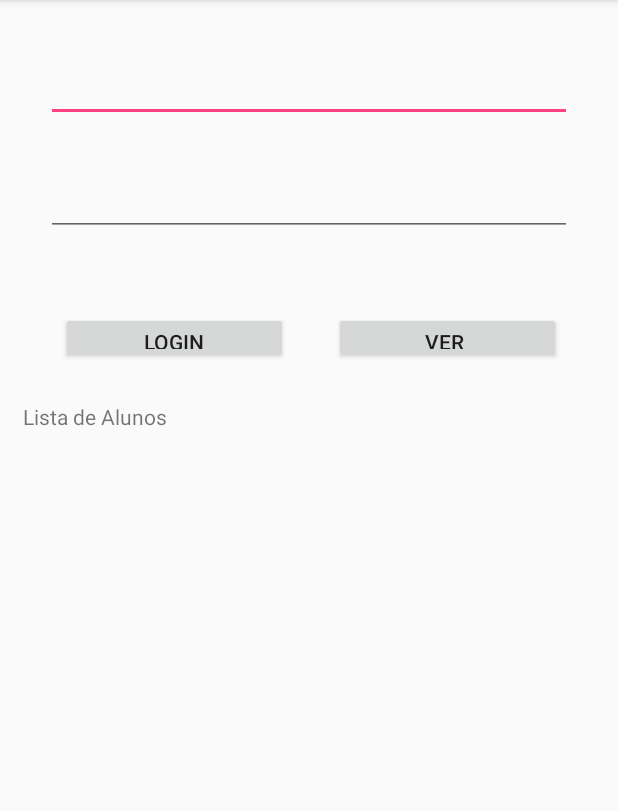
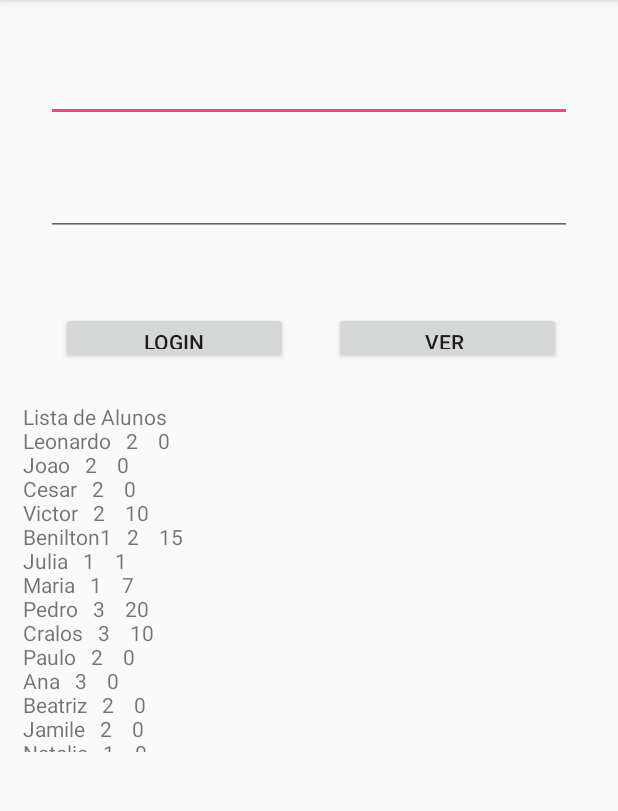
Before and after one commit to joaovillas/iChamadaKotlin, an Android app: the screen it shows after launch (MainActivity), after a tap on "VER", on a phone screen of 412 x 824 dp, the part 84-895 px from its top. Run offline under Robolectric (Android 15) with nearby library versions, the phone set to English and light mode, and no system bars.

Commit message:
Bethania's Live

```diff
--- a/app/src/main/java/com/xitados/ichamada/DataBaseHandler.kt
+++ b/app/src/main/java/com/xitados/ichamada/DataBaseHandler.kt
@@ -40,7 +40,7 @@ import android.widget.Toast
                         "                    (3,'Banco de Dados', '7:15' , 2), (4,'Inteligencia Artificial' ,'10:05' ,2) , (5,'Interface Homem Computador' ,'7:15',2);" )
 
 
-                 db?.execSQL("insert into Alunos (nome , qtd_faltas , fk_turma ) values ('Leonardo', 0, 2), ('Joao', 0, 2), ('Cesar', 0, 2), ('Victor', 10, 2), ('Benilton1', 15, 2), ('Julia', 1, 1), ('Maria', 7, 1), ('Pedro', 20, 3), ('Cralos', 10, 3), ('Paulo', 0, 2), ('Ana', 0, 3), ('Beatriz', 0, 2), ('Jamile', 0, 2), ('Natalia', 0, 1), ('Maitê', 0, 2), ('Claudia', 8, 2), ('Marcos', 0, 1), ('Cleide', 0, 1), ('Sandra', 5, 1), ('Paulo', 0, 1), ('Nanda', 6, 1), ('Thiago', 23, 1),  ('Marcos', 12, 1),  ('Paulo', 0, 3),  ('Crala', 0, 3),  ('Juan', 0, 3), ('Jonatan', 0, 3), ('Carina, 0, 3), ('Bethania', 0, ), ('Sabrina', 0, 3), ('Amélia', 0, 3), ('Minéia', 6, 3), ('Adriana', 0, 2), ('Martinália', 0, 2), ('Douglas', 0, 2), ('Tatiane', 0, 2), ('Juliana', 0, 1), ('Plínio', 0, 1);")
+                 db?.execSQL("insert into Alunos (nome , qtd_faltas , fk_turma ) values ('Leonardo', 0, 2), ('Joao', 0, 2), ('Cesar', 0, 2), ('Victor', 10, 2), ('Benilton1', 15, 2), ('Julia', 1, 1), ('Maria', 7, 1), ('Pedro', 20, 3), ('Cralos', 10, 3), ('Paulo', 0, 2), ('Ana', 0, 3), ('Beatriz', 0, 2), ('Jamile', 0, 2), ('Natalia', 0, 1), ('Maitê', 0, 2), ('Claudia', 8, 2), ('Marcos', 0, 1), ('Cleide', 0, 1), ('Sandra', 5, 1), ('Paulo', 0, 1), ('Nanda', 6, 1), ('Thiago', 23, 1),  ('Marcos', 12, 1),  ('Paulo', 0, 3),  ('Crala', 0, 3),  ('Juan', 0, 3), ('Jonatan', 0, 3), ('Carina', 0, 3), ('Bethania', 0, 3), ('Sabrina', 0, 3), ('Amélia', 0, 3), ('Minéia', 6, 3), ('Adriana', 0, 2), ('Martinália', 0, 2), ('Douglas', 0, 2), ('Tatiane', 0, 2), ('Juliana', 0, 1), ('Plínio', 0, 1);")
         }
 
         override fun onUpgrade(p0: SQLiteDatabase?, p1: Int, p2: Int) {
@@ -122,7 +122,7 @@ import android.widget.Toast
         fun insertAlunos(alunos:Alunos){
             val db = this.writableDatabase
             var cv = ContentValues()
-            cv.
+
 
 
         }
@@ -133,7 +133,7 @@ import android.widget.Toast
 
             val db = this.readableDatabase
             //val query = "Select usuario,senha from Professores"
-            val query = "Select * from Alunos"
+            val query = "Select id_aluno,nome,qtd_faltas,fk_turma from Alunos"
             val result = db.rawQuery(query,null)
             if (result.moveToFirst()){
                 do{
@@ -143,11 +143,12 @@ import android.widget.Toast
                     var alunos = Alunos()
 
                     //professor.nome = result.getString(result.getColumnIndex("usuario"))
-                    //professor.password = result.getString(result.getColumnIndex("senha"))
-                    alunos.fk_turmas = result.getInt(result.getColumnIndex("fk_turmas"))
-                    alunos.qtd_faltas = result.getInt(result.getColumnIndex("qtd_faltas"))
                     alunos.id_aluno= result.getInt(result.getColumnIndex("id_aluno"))
                     alunos.nome = result.getString(result.getColumnIndex("nome"))
+
+                    alunos.qtd_faltas = result.getInt(result.getColumnIndex("qtd_faltas"))
+                    alunos.fk_turmas = result.getInt(result.getColumnIndex("fk_turma"))
+
 
 
                     list.add(alunos)
--- a/app/src/main/java/com/xitados/ichamada/MainActivity.kt
+++ b/app/src/main/java/com/xitados/ichamada/MainActivity.kt
@@ -44,7 +44,7 @@ class MainActivity : AppCompatActivity() {
 
 
 
-                tvResult.append(data.get(i).fk_turmas.toString() +"   "+data.get(i).qtd_faltas.toString()+"    "+data.get(i).nome.toString()+"\n")
+                tvResult.append(data.get(i).nome.toString() +"   "+data.get(i).fk_turmas.toString()+"    "+data.get(i).qtd_faltas.toString()+"\n")
             }
 
         })
```
